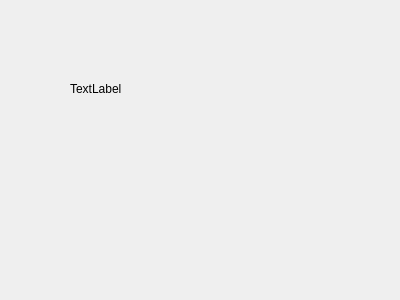
Above: src/qt/forms/mrcrequestpage.ui from gridcoin-community/Gridcoin-Research before the change. Below: the same form after it.
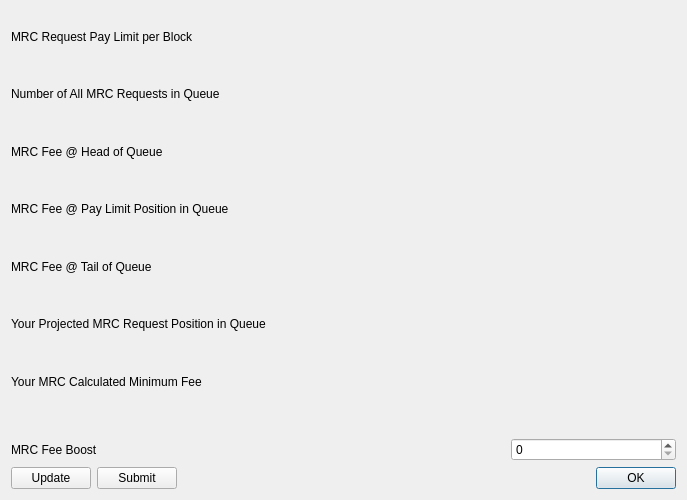
That is the form after the change. Icons and pictures are not drawn. Custom widgets are drawn as their Qt base class.

Commit message: Prototype implementation of mrcmodel and mrcrequestpage

```diff
--- a/src/qt/forms/mrcrequestpage.ui
+++ b/src/qt/forms/mrcrequestpage.ui
@@ -1,32 +1,244 @@
 <?xml version="1.0" encoding="UTF-8"?>
 <ui version="4.0">
  <class>MRCRequestPage</class>
- <widget class="QWidget" name="MRCRequestPage">
+ <widget class="QDialog" name="MRCRequestPage">
   <property name="geometry">
    <rect>
     <x>0</x>
     <y>0</y>
-    <width>400</width>
-    <height>300</height>
+    <width>687</width>
+    <height>500</height>
    </rect>
   </property>
+  <property name="sizePolicy">
+   <sizepolicy hsizetype="Preferred" vsizetype="Preferred">
+    <horstretch>0</horstretch>
+    <verstretch>0</verstretch>
+   </sizepolicy>
+  </property>
   <property name="windowTitle">
    <string>Form</string>
   </property>
-  <widget class="QLabel" name="placeholderLabel">
-   <property name="geometry">
-    <rect>
-     <x>70</x>
-     <y>80</y>
-     <width>58</width>
-     <height>18</height>
-    </rect>
-   </property>
-   <property name="text">
-    <string>TextLabel</string>
-   </property>
-  </widget>
+  <layout class="QVBoxLayout" name="verticalLayout" stretch="800,50,100,100">
+   <item>
+    <layout class="QGridLayout" name="gridLayout" columnstretch="300,100">
+     <item row="2" column="0">
+      <widget class="QLabel" name="mrcQueueHeadFeeLabel">
+       <property name="text">
+        <string>MRC Fee @ Head of Queue</string>
+       </property>
+      </widget>
+     </item>
+     <item row="0" column="0">
+      <widget class="QLabel" name="mrcQueueLimitLabel">
+       <property name="toolTip">
+        <string/>
+       </property>
+       <property name="text">
+        <string>MRC Request Pay Limit per Block</string>
+       </property>
+      </widget>
+     </item>
+     <item row="5" column="0">
+      <widget class="QLabel" name="mrcQueuePositionLabel">
+       <property name="text">
+        <string>Your Projected MRC Request Position in Queue</string>
+       </property>
+      </widget>
+     </item>
+     <item row="0" column="1">
+      <widget class="QLabel" name="mrcQueueLimit">
+       <property name="toolTip">
+        <string>The maximum number of MRCs that can be paid per block</string>
+       </property>
+       <property name="text">
+        <string/>
+       </property>
+      </widget>
+     </item>
+     <item row="2" column="1">
+      <widget class="QLabel" name="mrcQueueHeadFee">
+       <property name="toolTip">
+        <string>The highest MRC fee being paid of MRCs in the memory pool</string>
+       </property>
+       <property name="text">
+        <string/>
+       </property>
+      </widget>
+     </item>
+     <item row="6" column="1">
+      <widget class="QLabel" name="mrcMinimumSubmitFee">
+       <property name="toolTip">
+        <string>The calculated minimum fee for the MRC. This may not be sufficient to submit the MRC if the queue is already full. In that case, you need to use the MRC fee boost to raise the fee to get your MRC in the queue.</string>
+       </property>
+       <property name="text">
+        <string/>
+       </property>
+      </widget>
+     </item>
+     <item row="4" column="0">
+      <widget class="QLabel" name="mrcQueueTailFeeLabel">
+       <property name="text">
+        <string>MRC Fee @ Tail of Queue</string>
+       </property>
+      </widget>
+     </item>
+     <item row="4" column="1">
+      <widget class="QLabel" name="mrcQueueTailFee">
+       <property name="toolTip">
+        <string>The lowest MRC fee being paid of MRCs in the memory pool</string>
+       </property>
+       <property name="text">
+        <string/>
+       </property>
+      </widget>
+     </item>
+     <item row="1" column="0">
+      <widget class="QLabel" name="numMRCInQueueLabel">
+       <property name="text">
+        <string>Number of All MRC Requests in Queue</string>
+       </property>
+      </widget>
+     </item>
+     <item row="5" column="1">
+      <widget class="QLabel" name="mrcQueuePosition">
+       <property name="toolTip">
+        <string>Your projected or actual position among MRCs in the memory pool ordered by MRC fee in descending order</string>
+       </property>
+       <property name="text">
+        <string/>
+       </property>
+      </widget>
+     </item>
+     <item row="1" column="1">
+      <widget class="QLabel" name="numMRCInQueue">
+       <property name="toolTip">
+        <string>The number of MRCs in the memory pool</string>
+       </property>
+       <property name="text">
+        <string/>
+       </property>
+      </widget>
+     </item>
+     <item row="6" column="0">
+      <widget class="QLabel" name="mrcMinimumSubmitFeeLabel">
+       <property name="text">
+        <string>Your MRC Calculated Minimum Fee</string>
+       </property>
+      </widget>
+     </item>
+     <item row="3" column="0">
+      <widget class="QLabel" name="mrcQueuePayLimitFeeLabel">
+       <property name="text">
+        <string>MRC Fee @ Pay Limit Position in Queue</string>
+       </property>
+      </widget>
+     </item>
+     <item row="3" column="1">
+      <widget class="QLabel" name="mrcQueuePayLimitFee">
+       <property name="toolTip">
+        <string>The MRC fee being paid by the MRC in the last position within the pay limit in the memory pool</string>
+       </property>
+       <property name="text">
+        <string/>
+       </property>
+      </widget>
+     </item>
+    </layout>
+   </item>
+   <item>
+    <spacer name="verticalSpacer">
+     <property name="orientation">
+      <enum>Qt::Vertical</enum>
+     </property>
+     <property name="sizeHint" stdset="0">
+      <size>
+       <width>20</width>
+       <height>40</height>
+      </size>
+     </property>
+    </spacer>
+   </item>
+   <item>
+    <layout class="QHBoxLayout" name="mrcFeeHorizontalLayout" stretch="300,100">
+     <item>
+      <widget class="QLabel" name="mrcFeeBoostLabel">
+       <property name="text">
+        <string>MRC Fee Boost</string>
+       </property>
+       <property name="alignment">
+        <set>Qt::AlignLeading|Qt::AlignLeft|Qt::AlignVCenter</set>
+       </property>
+      </widget>
+     </item>
+     <item>
+      <widget class="BitcoinAmountField" name="mrcFeeBoostSpinBox"/>
+     </item>
+    </layout>
+   </item>
+   <item>
+    <layout class="QHBoxLayout" name="ButtonHorizontalLayout" stretch="0,0,0,0,0">
+     <item>
+      <widget class="QPushButton" name="mrcUpdateButton">
+       <property name="text">
+        <string>Update</string>
+       </property>
+      </widget>
+     </item>
+     <item>
+      <widget class="QPushButton" name="mrcSubmitButton">
+       <property name="text">
+        <string>Submit</string>
+       </property>
+      </widget>
+     </item>
+     <item>
+      <widget class="QLabel" name="SubmittedIconLabel">
+       <property name="text">
+        <string/>
+       </property>
+       <property name="pixmap">
+        <pixmap resource="../bitcoin.qrc">:/icons/transaction_confirmed</pixmap>
+       </property>
+       <property name="scaledContents">
+        <bool>false</bool>
+       </property>
+      </widget>
+     </item>
+     <item>
+      <widget class="QLabel" name="ErrorIconLabel">
+       <property name="text">
+        <string/>
+       </property>
+       <property name="pixmap">
+        <pixmap resource="../bitcoin.qrc">:/icons/warning</pixmap>
+       </property>
+       <property name="scaledContents">
+        <bool>false</bool>
+       </property>
+      </widget>
+     </item>
+     <item>
+      <widget class="QDialogButtonBox" name="mrcRequestButtonBox">
+       <property name="standardButtons">
+        <set>QDialogButtonBox::Ok</set>
+       </property>
+      </widget>
+     </item>
+    </layout>
+   </item>
+  </layout>
  </widget>
- <resources/>
+ <customwidgets>
+  <customwidget>
+   <class>BitcoinAmountField</class>
+   <extends>QSpinBox</extends>
+   <header>bitcoinamountfield.h</header>
+   <container>1</container>
+  </customwidget>
+ </customwidgets>
+ <resources>
+  <include location="../bitcoin.qrc"/>
+ </resources>
  <connections/>
 </ui>
```
Left out of the diff: 2 changed lines with no effect on the pictures. The commit also changes 16 other files.
